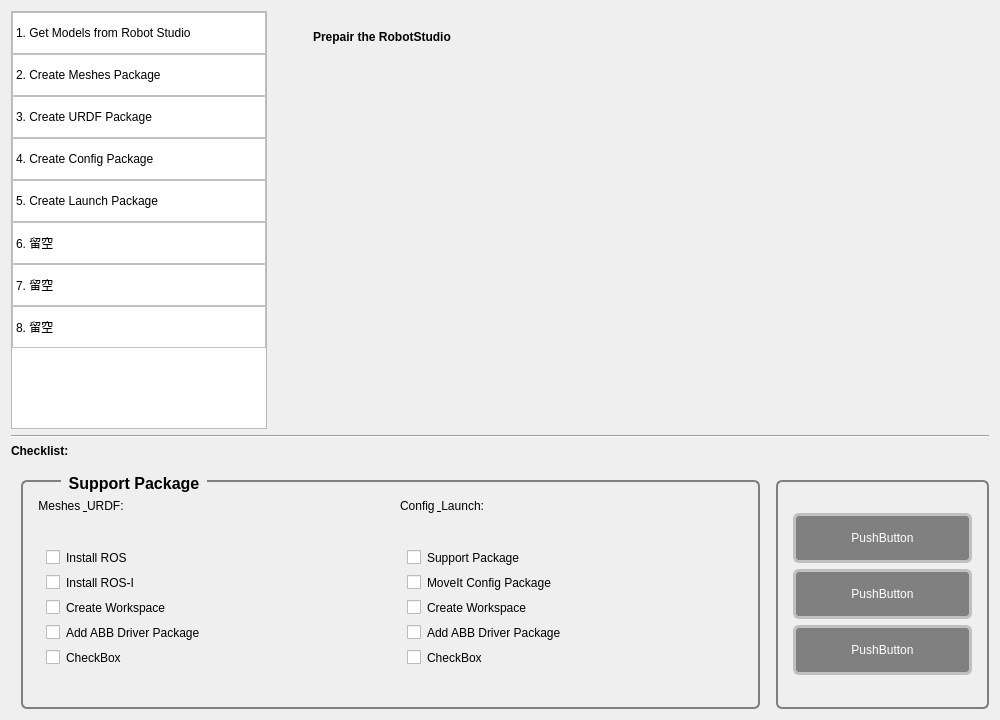
Yifei1988/abb_ros-i_integration, file gui/inetgration_assistant/AbbRosI-Intg-Asst/dialog_pkg_support.ui: the form before one commit.
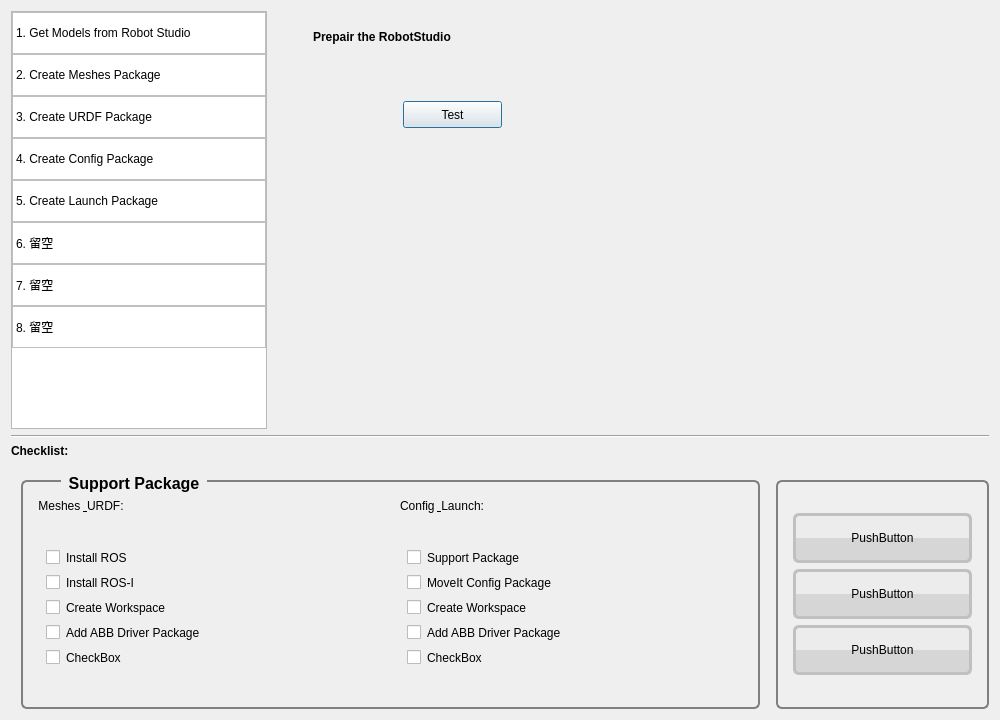
The form after the commit.

Commit message: test: signal/slot for two windows

```diff
--- a/gui/inetgration_assistant/AbbRosI-Intg-Asst/dialog_pkg_support.ui
+++ b/gui/inetgration_assistant/AbbRosI-Intg-Asst/dialog_pkg_support.ui
@@ -448,6 +448,19 @@
           <string>Prepair the RobotStudio</string>
          </property>
         </widget>
+        <widget class="QPushButton" name="BtnTest">
+         <property name="geometry">
+          <rect>
+           <x>130</x>
+           <y>90</y>
+           <width>99</width>
+           <height>27</height>
+          </rect>
+         </property>
+         <property name="text">
+          <string>Test</string>
+         </property>
+        </widget>
        </widget>
       </widget>
      </item>
@@ -718,18 +731,18 @@
         <string notr="true">QPushButton {
     border: 3px solid silver;
     border-radius: 6px;
-    background-color: gray;
-    color: white;
+    background-color: qconicalgradient(cx:0.5, cy:0.5, angle:180, stop:0.49999 rgb(214, 214, 214), stop:0.50001 rgb(236, 236, 236));
 }
 
 QPushButton:hover {
     font-weight: bold;
  }
  QPushButton:pressed {
-	background-color: rgb(240, 120, 70);
-    color: black;
-    border: 3px solid black;
- }</string>
+    font-weight: bold;
+    border: 3px solid rgb(255, 102, 0);
+    background-color: qconicalgradient(cx:0.5, cy:0.5, angle:180, stop:0.49999 rgb(240, 120, 70), stop:0.50001 rgb(255, 202, 146));
+ }
+</string>
        </property>
        <property name="title">
         <string/>
```
Left out of the diff: 12 changed lines with no effect on the pictures. The commit also changes 17 other files.
